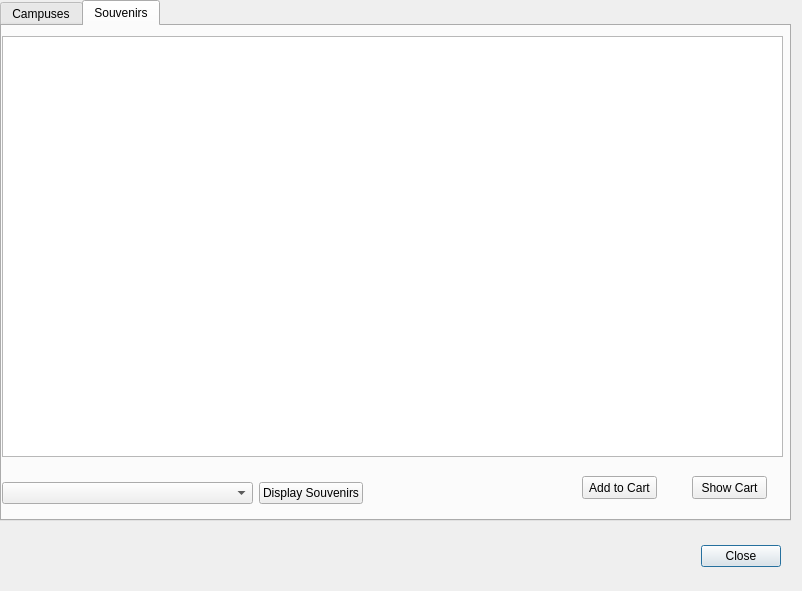
Ykhan799/CollegeTouringS21, file CollegeTouring/databaseviewform.ui: the form before one commit.
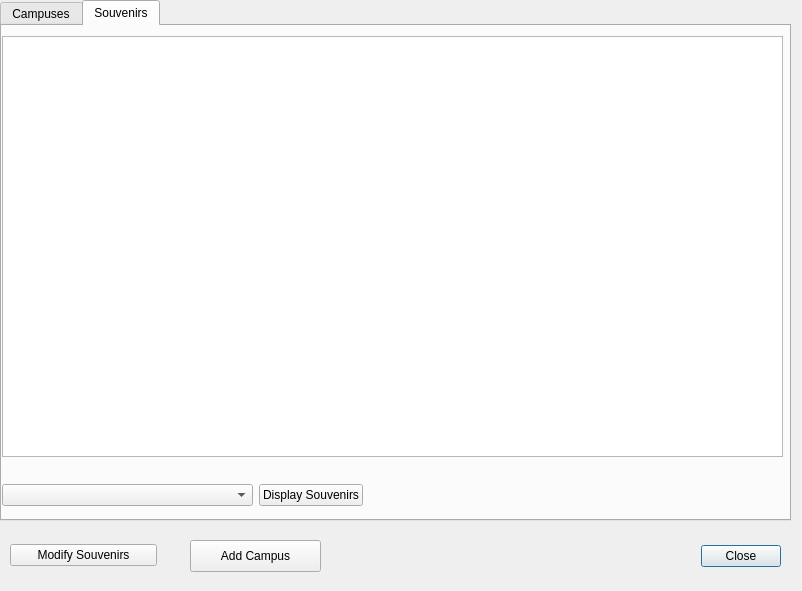
The form after the commit.

Commit message: Contains the UI for the Add Campus Button

Diff of the .ui file:
```diff
--- a/CollegeTouring/databaseviewform.ui
+++ b/CollegeTouring/databaseviewform.ui
@@ -104,7 +104,7 @@
        <x>0</x>
        <y>450</y>
        <width>361</width>
-       <height>35</height>
+       <height>38</height>
       </rect>
      </property>
      <layout class="QHBoxLayout" name="horizontalLayout_4">
@@ -126,33 +126,39 @@
       </item>
      </layout>
     </widget>
-    <widget class="QPushButton" name="showCartButton">
+   </widget>
+  </widget>
+  <widget class="QWidget" name="horizontalLayoutWidget">
      <property name="geometry">
       <rect>
-       <x>690</x>
-       <y>450</y>
-       <width>75</width>
-       <height>23</height>
-      </rect>
-     </property>
+     <x>10</x>
+     <y>530</y>
+     <width>147</width>
+     <height>51</height>
+    </rect>
+   </property>
+   <layout class="QHBoxLayout" name="horizontalLayout">
+    <item>
+     <widget class="QPushButton" name="pushButton">
      <property name="text">
-      <string>Show Cart</string>
-     </property>
-    </widget>
-    <widget class="QPushButton" name="addCartButton">
+       <string>Modify Souvenirs</string>
+      </property>
+     </widget>
+    </item>
+   </layout>
+  </widget>
+  <widget class="QPushButton" name="addCampus">
      <property name="geometry">
       <rect>
-       <x>580</x>
-       <y>450</y>
-       <width>75</width>
-       <height>23</height>
+     <x>190</x>
+     <y>540</y>
+     <width>131</width>
+     <height>32</height>
       </rect>
      </property>
      <property name="text">
-      <string>Add to Cart</string>
-     </property>
-    </widget>
-   </widget>
+    <string>Add Campus</string>
+   </property>
   </widget>
   <zorder>tabWidget</zorder>
   <zorder>closeButtonBox</zorder>
```
Left out of the diff: 4 changed lines with no effect on the pictures. Lines whose indentation alone changed are shown as unchanged.
